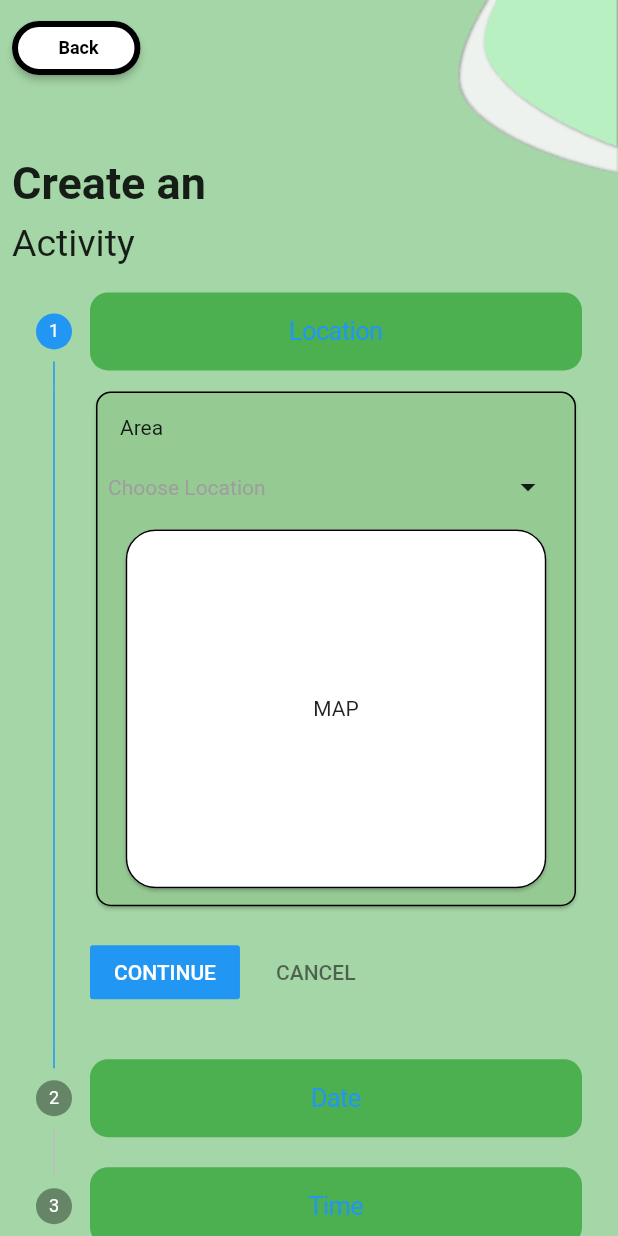
After one commit to GitFromGeeks/Circ8inNet, a Flutter app: the CreateActivity screen opened by its route, on a phone screen of 412 x 824 dp. The commit adds this screen. Run offline on Flutter 3.47's test engine with Material 2 defaults, Android fonts, the light colour scheme and no system bars; our stand-ins replace google_fonts.

Commit message:
create activity

```diff
--- a/lib/Shared/routes.dart
+++ b/lib/Shared/routes.dart
@@ -5,6 +5,7 @@ import 'package:cric8innet/features/authentication/display/pages/signup.dart';
 import 'package:cric8innet/features/Home/display/pages/home.dart';
 import 'package:cric8innet/features/Meet/display/pages/meet.dart';
 import 'package:cric8innet/features/Meet/display/pages/ActivityInfo.dart';
+import 'package:cric8innet/features/Meet/display/pages/createActivity.dart';
 
 class Routes {
   static const String login = '/login';
@@ -14,6 +15,7 @@ class Routes {
   static const String home = '/home';
   static const String meet = '/meet';
   static const String activityInfo = '/ActivityInfo';
+  static const String createActivity = '/createActivity';
 }
 
 final routes = {
@@ -24,4 +26,5 @@ final routes = {
   Routes.home: (context) => const Home(),
   Routes.meet: (context) => const MeetPage(),
   Routes.activityInfo: (context) => const ActivityInfo(),
+  Routes.createActivity: (context) => const CreateActivity(),
 };
--- /dev/null
+++ b/lib/features/Meet/display/pages/createActivity.dart
@@ -0,0 +1,173 @@
+import 'package:cric8innet/features/Meet/display/widgets/advanceSettingStepper.dart';
+import 'package:cric8innet/features/Meet/display/widgets/dateStepper.dart';
+import 'package:cric8innet/features/Meet/display/widgets/locationStepper.dart';
+import 'package:cric8innet/features/Meet/display/widgets/timeStepper.dart';
+import 'package:flutter/cupertino.dart';
+import 'package:flutter/material.dart';
+import 'package:cric8innet/core/widgets/_backButton.dart';
+import 'package:cric8innet/Shared/constants.dart';
+import '../widgets/inviteFriends.dart';
+import '../widgets/inviteSuccess.dart';
+
+class CreateActivity extends StatefulWidget {
+  const CreateActivity({Key? key}) : super(key: key);
+
+  @override
+  State<CreateActivity> createState() => _CreateActivityState();
+}
+
+class _CreateActivityState extends State<CreateActivity> {
+  late int currentStep;
+  @override
+  void initState() {
+    super.initState();
+    currentStep = 0;
+  }
+
+  Future<void> inviteFriendsFunc() async {
+    return showDialog(
+        context: context,
+        builder: (context) {
+          return inviteFriends(context);
+        });
+  }
+
+  Future<void> inviteAndSuccess() async {
+    inviteSuccessFunc();
+    inviteFriendsFunc();
+  }
+
+  Future<void> inviteSuccessFunc() async {
+    return showDialog(
+        context: context,
+        builder: (context) {
+          return inviteSuccess(context);
+        });
+  }
+
+  @override
+  Widget build(BuildContext context) {
+    return SafeArea(
+      child: Scaffold(
+        backgroundColor: Constant.primaryColor,
+        body: Stack(
+          children: [
+            const Align(
+                alignment: Alignment.topRight,
+                child: Image(
+                    image: AssetImage('assets/icons/createActivityTop.png'))),
+            SingleChildScrollView(
+              child: Column(
+                children: [
+                  Align(
+                    alignment: Alignment.topLeft,
+                    child: Padding(
+                      padding: const EdgeInsets.all(8.0),
+                      child: backButton(context),
+                    ),
+                  ),
+                  SizedBox(height: MediaQuery.of(context).size.height * 0.04),
+                  const Align(
+                    alignment: Alignment.topLeft,
+                    child: Padding(
+                      padding: EdgeInsets.only(left: 8, top: 8),
+                      child: Text(
+                        "Create an",
+                        style: TextStyle(
+                            fontWeight: FontWeight.bold, fontSize: 30),
+                      ),
+                    ),
+                  ),
+                  const Align(
+                    alignment: Alignment.topLeft,
+                    child: Padding(
+                      padding: EdgeInsets.all(8.0),
+                      child: Text(
+                        "Activity",
+                        style: TextStyle(fontSize: 25),
+                      ),
+                    ),
+                  ),
+                  Stepper(
+                    onStepContinue: () {
+                      if (currentStep != 4) {
+                        setState(() {
+                          currentStep++;
+                        });
+                      }
+                      if (currentStep == 4) {
+                        setState(() {
+                          currentStep = 3;
+                        });
+                        inviteAndSuccess();
+                      }
+                    },
+                    onStepCancel: () {
+                      if (currentStep != 0) {
+                        setState(() {
+                          currentStep--;
+                        });
+                      }
+                    },
+                    currentStep: currentStep,
+                    onStepTapped: (index) {
+                      setState(() {
+                        currentStep = index;
+                      });
+                    },
+                    steps: [
+                      Step(
+                          isActive: currentStep >= 0,
+                          title: SizedBox(
+                            width: MediaQuery.of(context).size.width * 0.85,
+                            child: CupertinoButton(
+                              color: Colors.green,
+                              child: const Text("Location"),
+                              onPressed: () {},
+                            ),
+                          ),
+                          content: locationStepper(context)),
+                      Step(
+                          isActive: currentStep >= 1,
+                          title: SizedBox(
+                            width: MediaQuery.of(context).size.width * 0.85,
+                            child: CupertinoButton(
+                              color: Colors.green,
+                              child: const Text("Date"),
+                              onPressed: () {},
+                            ),
+                          ),
+                          content: dateStepper(context)),
+                      Step(
+                          isActive: currentStep >= 2,
+                          title: SizedBox(
+                            width: MediaQuery.of(context).size.width * 0.85,
+                            child: CupertinoButton(
+                              color: Colors.green,
+                              child: const Text("Time"),
+                              onPressed: () {},
+                            ),
+                          ),
+                          content: timeStepper(context)),
+                      Step(
+                          isActive: currentStep <= 3,
+                          title: SizedBox(
+                            width: MediaQuery.of(context).size.width * 0.90,
+                            child: CupertinoButton(
+                              color: Colors.green,
+                              child: const Text("Advance Settings"),
+                              onPressed: () {},
+                            ),
+                          ),
+                          content: advanceSettingStepper(context)),
+                    ],
+                  )
+                ],
+              ),
+            )
+          ],
+        ),
+      ),
+    );
+  }
+}
--- a/lib/features/Meet/display/widgets/activityButton.dart
+++ b/lib/features/Meet/display/widgets/activityButton.dart
@@ -36,7 +36,7 @@ Widget activityButton(context) {
                   color: Colors.green,
                   child: const Text("create Activity"),
                   onPressed: () {
-                    // Navigator.pushNamed(context, Routes.ActivityInfo);
+                    Navigator.pushNamed(context, Routes.createActivity);
                   }),
             ),
           )
--- /dev/null
+++ b/lib/features/Meet/display/widgets/advanceSettingStepper.dart
@@ -0,0 +1,120 @@
+import 'package:cric8innet/features/Meet/display/widgets/chooseButton.dart';
+import 'package:cric8innet/features/Meet/display/widgets/topLeftButton.dart';
+import 'package:flutter/cupertino.dart';
+import 'package:flutter/material.dart';
+
+Widget advanceSettingStepper(context) {
+  return Container(
+    color: Color.fromARGB(255, 3, 41, 4),
+    child: Column(
+      children: [
+        const Align(
+          alignment: Alignment.topLeft,
+          child: Padding(
+            padding: EdgeInsets.only(left: 12, top: 12, bottom: 5),
+            child: Text(
+              "Advance Settings",
+              style: TextStyle(color: Colors.white),
+            ),
+          ),
+        ),
+        Row(
+          children: [
+            Padding(
+              padding: const EdgeInsets.only(left: 8),
+              child: chooseButton(context, "Public", const Icon(Icons.public)),
+            ),
+            Padding(
+              padding: const EdgeInsets.only(left: 8),
+              child:
+                  chooseButton(context, "Invite Only", const Icon(Icons.lock)),
+            ),
+          ],
+        ),
+        const Align(
+          alignment: Alignment.topLeft,
+          child: Padding(
+            padding: EdgeInsets.only(left: 8),
+            child: Text(
+              "Game Skill",
+              style: TextStyle(fontSize: 12, color: Colors.white),
+            ),
+          ),
+        ),
+        Row(
+          children: const [
+            Expanded(
+              child: FittedBox(
+                fit: BoxFit.fitWidth,
+                child: Padding(
+                  padding: EdgeInsets.all(8.0),
+                  child: Text(
+                    "By default your overall rating skill for the sport will be taken as activity skill",
+                    style: TextStyle(color: Colors.white),
+                  ),
+                ),
+              ),
+            ),
+          ],
+        ),
+        const Align(
+          alignment: Alignment.topLeft,
+          child: Padding(
+            padding: EdgeInsets.only(left: 8),
+            child: Text(
+              "Activity Type",
+              style: TextStyle(color: Colors.white),
+            ),
+          ),
+        ),
+        const Align(
+          alignment: Alignment.topLeft,
+          child: Padding(
+            padding: EdgeInsets.only(left: 8),
+            child: Text(
+              "Add Player details",
+              style: TextStyle(color: Colors.white),
+            ),
+          ),
+        ),
+        SizedBox(
+          width: MediaQuery.of(context).size.width * 0.8,
+          child: Row(
+            mainAxisAlignment: MainAxisAlignment.center,
+            children: const [
+              Card(
+                color: Colors.white,
+                child: Padding(
+                  padding: EdgeInsets.all(8.0),
+                  child: Center(
+                    child: Text(
+                      "Enter player details",
+                      style: TextStyle(color: Colors.black),
+                    ),
+                  ),
+                ),
+              ),
+              Icon(
+                Icons.add,
+                color: Colors.white,
+              )
+            ],
+          ),
+        ),
+        SizedBox(
+          width: double.infinity,
+          child: Padding(
+            padding: const EdgeInsets.all(8.0),
+            child: CupertinoButton(
+                color: Colors.white,
+                child: const Text(
+                  "Create event",
+                  style: TextStyle(color: Colors.black),
+                ),
+                onPressed: () {}),
+          ),
+        )
+      ],
+    ),
+  );
+}
--- /dev/null
+++ b/lib/features/Meet/display/widgets/dateStepper.dart
@@ -0,0 +1,39 @@
+import 'package:flutter/material.dart';
+import 'package:cric8innet/Shared/constants.dart';
+
+Widget dateStepper(context) {
+  return Card(
+      child: Column(
+    children: [
+      const Padding(
+        padding: EdgeInsets.all(8.0),
+        child: Align(
+            alignment: Alignment.topLeft,
+            child: Text(
+              "Date",
+              style: TextStyle(fontWeight: FontWeight.bold),
+            )),
+      ),
+      Card(
+        color: Constant.primaryColor,
+        shape:
+            const RoundedRectangleBorder(side: BorderSide(color: Colors.black)),
+        child: Padding(
+          padding: const EdgeInsets.all(8.0),
+          child: Row(
+            children: const [
+              Text("dd / mm / yyyy"),
+              Spacer(),
+              Icon(Icons.calendar_today)
+            ],
+          ),
+        ),
+      ),
+      SizedBox(
+        height: MediaQuery.of(context).size.height * 0.3,
+        width: MediaQuery.of(context).size.width * 0.4,
+        child: const Center(child: Text("Calendar")),
+      ),
+    ],
+  ));
+}
--- /dev/null
+++ b/lib/features/Meet/display/widgets/locationStepper.dart
@@ -0,0 +1,44 @@
+import 'package:flutter/material.dart';
+
+Widget locationStepper(context) {
+  return Card(
+    shape: RoundedRectangleBorder(
+        borderRadius: BorderRadius.circular(10.0),
+        side: const BorderSide(color: Colors.black)),
+    color: Color.fromARGB(255, 149, 202, 147),
+    child: Padding(
+      padding: const EdgeInsets.all(8.0),
+      child: Column(
+        children: [
+          const Padding(
+            padding: EdgeInsets.all(8.0),
+            child: Align(alignment: Alignment.topLeft, child: Text("Area")),
+          ),
+          Row(
+            children: [
+              const Text(
+                "Choose Location",
+                style: TextStyle(color: Colors.grey),
+              ),
+              const Spacer(),
+              IconButton(
+                  onPressed: () {},
+                  icon: const Icon(Icons.arrow_drop_down_sharp))
+            ],
+          ),
+          SizedBox(
+            height: MediaQuery.of(context).size.height * 0.3,
+            width: MediaQuery.of(context).size.width * 0.7,
+            child: Card(
+              shape: RoundedRectangleBorder(
+                  borderRadius: BorderRadius.circular(20.0),
+                  side: const BorderSide(color: Colors.black)),
+              color: Colors.white,
+              child: const Center(child: Text("MAP")),
+            ),
+          )
+        ],
+      ),
+    ),
+  );
+}
--- /dev/null
+++ b/lib/features/Meet/display/widgets/timeStepper.dart
@@ -0,0 +1,44 @@
+import 'package:flutter/material.dart';
+
+Widget timeStepper(context) {
+  return Card(
+    color: Colors.green[900],
+    child: Padding(
+      padding: const EdgeInsets.all(8.0),
+      child: Column(
+        children: [
+          const Align(
+            alignment: Alignment.topLeft,
+            child: Text(
+              "Time",
+              style: TextStyle(fontWeight: FontWeight.bold),
+            ),
+          ),
+          Padding(
+            padding: const EdgeInsets.all(8.0),
+            child: Card(
+              child: Row(
+                children: [
+                  const Text("Choose time"),
+                  const Spacer(),
+                  IconButton(
+                      onPressed: () {},
+                      icon: const Icon(Icons.arrow_drop_down_sharp))
+                ],
+              ),
+            ),
+          ),
+          SizedBox(
+            height: MediaQuery.of(context).size.height * 0.25,
+            width: MediaQuery.of(context).size.width * 0.4,
+            child: const Card(
+              child: Center(
+                child: Text("Time"),
+              ),
+            ),
+          )
+        ],
+      ),
+    ),
+  );
+}
--- a/pubspec.yaml
+++ b/pubspec.yaml
@@ -73,6 +73,8 @@ flutter:
     - assets/images/meetbg.png
     - assets/images/stadium.png
     - assets/images/ball.png
+    - assets/icons/createActivityTop.png
+    - assets/icons/player.png
   #   - images/a_dot_ham.jpeg
 
   # An image asset can refer to one or more resolution-specific "variants", see
```
Also changed, not shown: lib/features/Meet/display/widgets/cancelEvent.dart (+48 -2 lines), lib/features/Meet/display/widgets/inviteFriends.dart (added, +60 -0 lines), lib/features/Meet/display/widgets/inviteSuccess.dart (added, +39 -0 lines), assets/icons/createActivityTop.png (added), assets/icons/player.png (added).
